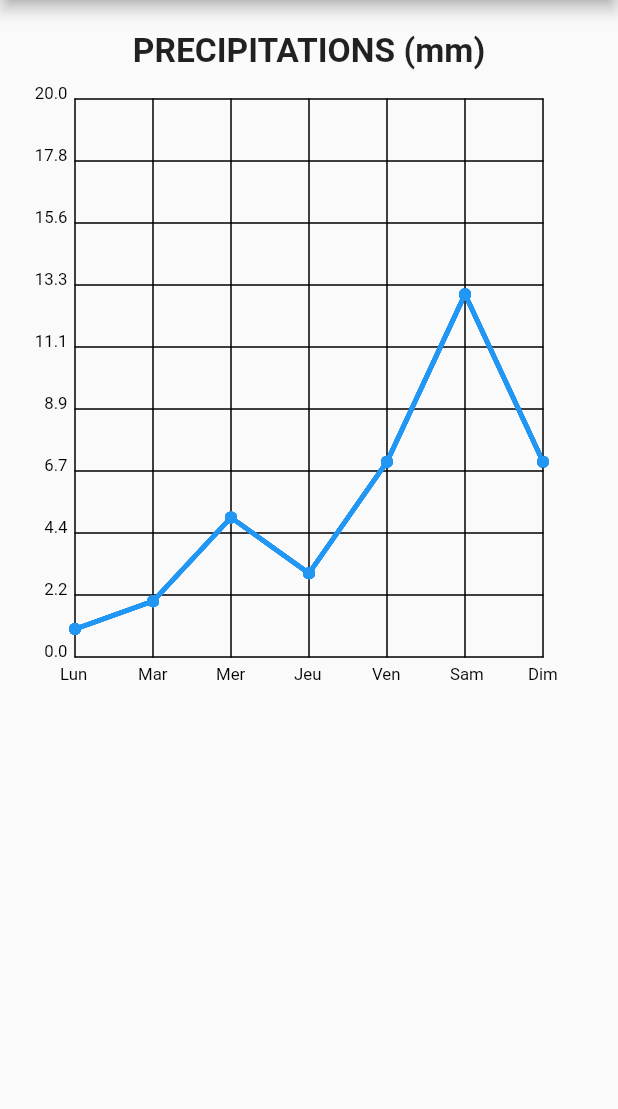
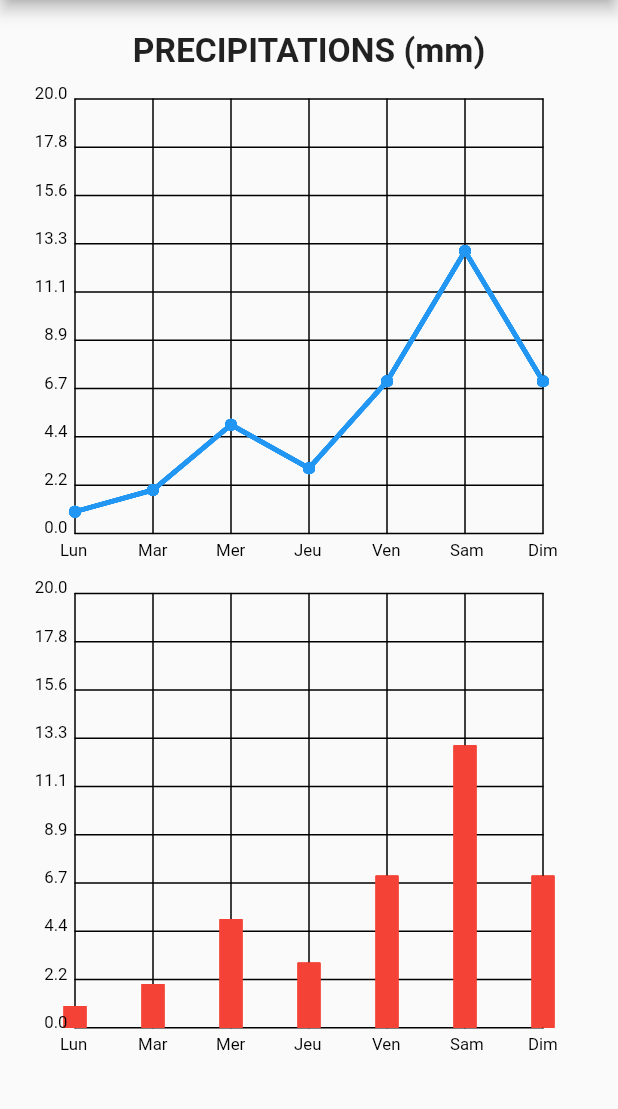
Before and after one commit to patrickauxerre/graphic_representation, a Flutter app: the screen it shows after launch, on a phone screen of 412 x 824 dp, the part 84-1193 px from its top. Run offline on Flutter 3.47's test engine with Material 2 defaults, Android fonts, the phone set to English and light mode, and no system bars.

```diff
--- a/example/lib/main.dart
+++ b/example/lib/main.dart
@@ -47,7 +47,7 @@ class _MyHomePageState extends State<MyHomePage> {
               )),
           DiscreteGraphic(
             size: Size(MediaQuery.of(context).size.width,
-                MediaQuery.of(context).size.height * 0.5),
+                MediaQuery.of(context).size.height * 0.4),
             nums: [1, 2, 5, 3, 7, 13, 7],
             listGradX: [
               "Lun",
@@ -62,7 +62,26 @@ class _MyHomePageState extends State<MyHomePage> {
             nbGradY: 10,
             colorPoint: Colors.blue,
             colorLine: Colors.blue,
-            boxWidth: 10.0,
+            minY: 0,
+            maxY: 20,
+          ),
+          DiscreteGraphic(
+            size: Size(MediaQuery.of(context).size.width,
+                MediaQuery.of(context).size.height * 0.4),
+            nums: [1, 2, 5, 3, 7, 13, 7],
+            listGradX: [
+              "Lun",
+              "Mar",
+              "Mer",
+              "Jeu",
+              "Ven",
+              "Sam",
+              "Dim",
+            ],
+            colorAxes: Colors.black,
+            nbGradY: 10,
+            colorBox: Colors.red,
+            boxWidth: 15.0,
             minY: 0,
             maxY: 20,
           ),
--- a/pubspec.yaml
+++ b/pubspec.yaml
@@ -1,6 +1,6 @@
 name: graphic_representation
 description: easy graphic representation, using classes likes DiscreteGraphic for example. You can easily adapt your graphic with your android or ios device screen.
-version: 0.0.2
+version: 0.0.3
 Author: Patrick Auxerre
 homepage: https://github.com/catpat44/graphic_representation
 
```
Also changed, not shown: lib/graphic_representation.dart (+16 -1 lines), example/pubspec.lock, 4 other files.
